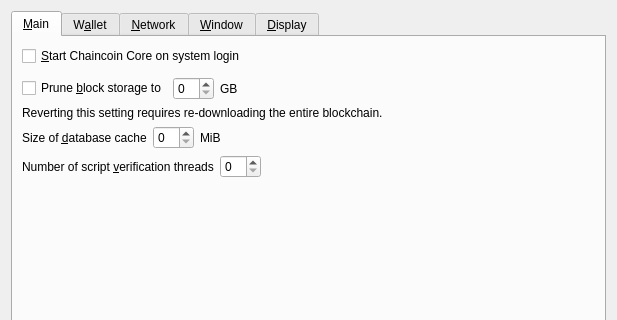
Before: the Qt Designer form src/qt/forms/optionsdialog.ui in ChainCoinUnlimited/ChainCoin, drawn with Qt 5; both pictures show x 0 to 617 and y 0 to 320 of the 617 by 503 pixel window.
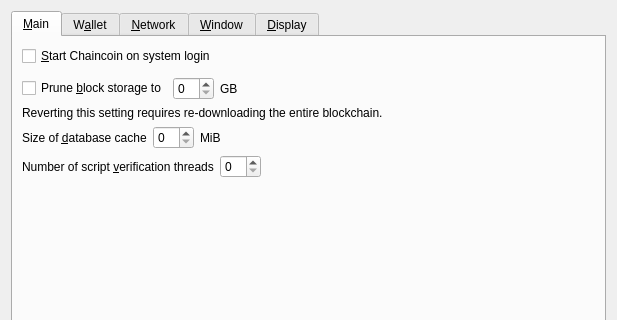
After: the same form once the commit is applied. The open tabs and pages were chosen to show the change. Custom widgets are drawn as their Qt base class.

Commit message:
replace all Chaincoin Core -> Chaincoin
doc: Add formatting to the good first issue template

```diff
--- a/src/qt/forms/optionsdialog.ui
+++ b/src/qt/forms/optionsdialog.ui
@@ -33,7 +33,7 @@
           <string>Automatically start Chaincoin Core after logging in to the system.</string>
          </property>
          <property name="text">
-          <string>&amp;Start Chaincoin Core on system login</string>
+          <string>&amp;Start Chaincoin on system login</string>
          </property>
         </widget>
        </item>
```
Left out of the diff: 6 changed lines with no effect on the pictures. The commit also changes 33 other files.
